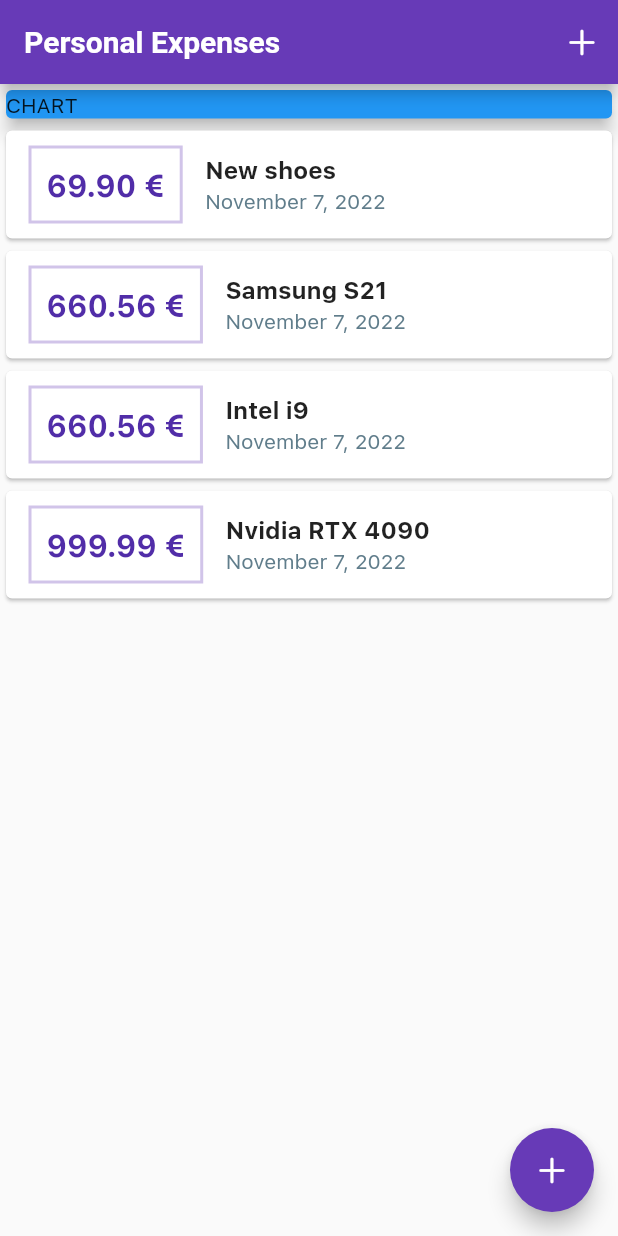
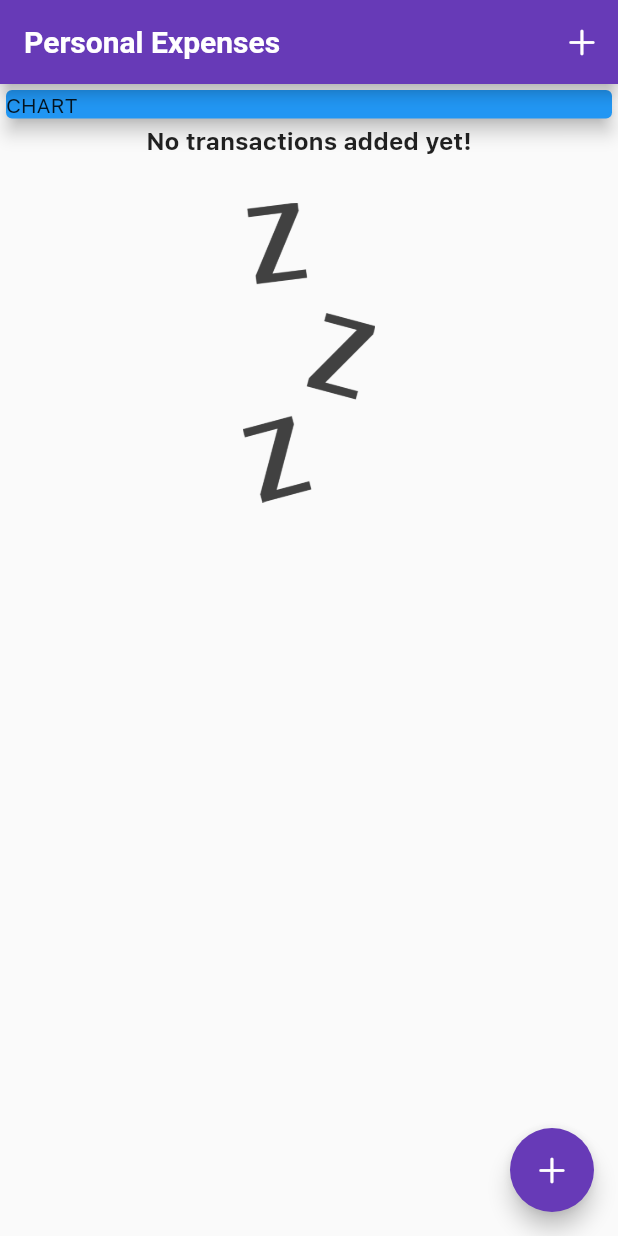
Before and after one commit to r0pe-12/personal_exspenses_app_old, a Flutter app: the screen it shows after launch, on a phone screen of 412 x 824 dp. Run offline on Flutter 3.47's test engine with Material 2 defaults, Android fonts, the phone set to English and light mode, and no system bars.

Commit message:
msg when you have no expenses

```diff
--- a/lib/main.dart
+++ b/lib/main.dart
@@ -39,50 +39,52 @@ class MyHomePage extends StatefulWidget {
 }
 
 class _MyHomePageState extends State<MyHomePage> {
-  final List<Transaction> _userTransactions = [
-    Transaction(
-      id: 't1',
-      title: 'New shoes',
-      amount: 69.90,
-      date: DateTime.now(),
-    ),
-    Transaction(
-      id: 't2',
-      title: 'Samsung S21',
-      amount: 660.56,
-      date: DateTime.now(),
-    ),
-    Transaction(
-      id: 't2',
-      title: 'Intel i9',
-      amount: 660.56,
-      date: DateTime.now(),
-    ),
-    Transaction(
-      id: 't2',
-      title: 'Nvidia RTX 4090',
-      amount: 999.99,
-      date: DateTime.now(),
-    ),
-    Transaction(
-      id: 't2',
-      title: 'Iphone 14 pro',
-      amount: 999.99,
-      date: DateTime.now(),
-    ),
-    Transaction(
-      id: 't2',
-      title: 'Iphone 13',
-      amount: 846.59,
-      date: DateTime.now(),
-    ),
-    Transaction(
-      id: 't2',
-      title: 'Galaxy Buds 2',
-      amount: 176.98,
-      date: DateTime.now(),
-    ),
-  ];
+  // final List<Transaction> _userTransactions = [
+  //   Transaction(
+  //     id: 't1',
+  //     title: 'New shoes',
+  //     amount: 69.90,
+  //     date: DateTime.now(),
+  //   ),
+  //   Transaction(
+  //     id: 't2',
+  //     title: 'Samsung S21',
+  //     amount: 660.56,
+  //     date: DateTime.now(),
+  //   ),
+  //   Transaction(
+  //     id: 't2',
+  //     title: 'Intel i9',
+  //     amount: 660.56,
+  //     date: DateTime.now(),
+  //   ),
+  //   Transaction(
+  //     id: 't2',
+  //     title: 'Nvidia RTX 4090',
+  //     amount: 999.99,
+  //     date: DateTime.now(),
+  //   ),
+  //   Transaction(
+  //     id: 't2',
+  //     title: 'Iphone 14 pro',
+  //     amount: 999.99,
+  //     date: DateTime.now(),
+  //   ),
+  //   Transaction(
+  //     id: 't2',
+  //     title: 'Iphone 13',
+  //     amount: 846.59,
+  //     date: DateTime.now(),
+  //   ),
+  //   Transaction(
+  //     id: 't2',
+  //     title: 'Galaxy Buds 2',
+  //     amount: 176.98,
+  //     date: DateTime.now(),
+  //   ),
+  // ];
+
+  final List<Transaction> _userTransactions = [];
 
   void _addNewTransaction(String title, double amount) {
     final newTx = Transaction(
--- a/lib/widgets/transaction_list.dart
+++ b/lib/widgets/transaction_list.dart
@@ -1,3 +1,5 @@
+// ignore_for_file: prefer_const_constructors, prefer_const_literals_to_create_immutables
+
 import 'package:flutter/material.dart';
 import 'package:intl/intl.dart';
 
@@ -11,7 +13,8 @@ class TransactionList extends StatelessWidget {
   Widget build(BuildContext context) {
     return SizedBox(
       height: 320,
-      child: ListView.builder(
+      child: userTransactions.isNotEmpty
+          ? ListView.builder(
               itemBuilder: (context, index) {
                 return Card(
                   child: Row(
@@ -51,7 +54,8 @@ class TransactionList extends StatelessWidget {
                             style: const TextStyle(
                               color: Colors.blueGrey,
                             ),
-                      DateFormat.yMMMMd().format(userTransactions[index].date),
+                            DateFormat.yMMMMd()
+                                .format(userTransactions[index].date),
                           ),
                         ],
                       ),
@@ -60,6 +64,25 @@ class TransactionList extends StatelessWidget {
                 );
               },
               itemCount: userTransactions.length,
+            )
+          : Column(
+              children: <Widget>[
+                Text(
+                  style: TextStyle(
+                    fontWeight: FontWeight.bold,
+                    fontSize: 16,
+                  ),
+                  'No transactions added yet!',
+                ),
+                SizedBox(height: 30),
+                SizedBox(
+                  height: 200,
+                  child: Image.asset(
+                    'assets/images/waiting.png',
+                    fit: BoxFit.cover,
+                  ),
+                ),
+              ],
             ),
     );
   }
--- a/pubspec.yaml
+++ b/pubspec.yaml
@@ -59,9 +59,8 @@ flutter:
   uses-material-design: true
 
   # To add assets to your application, add an assets section, like this:
-  # assets:
-  #   - images/a_dot_burr.jpeg
-  #   - images/a_dot_ham.jpeg
+  assets:
+    - assets/images/waiting.png
 
   # An image asset can refer to one or more resolution-specific "variants", see
   # https://flutter.dev/assets-and-images/#resolution-aware
```
Also changed, not shown: assets/images/waiting.png (added). Lines whose indentation alone changed are shown as unchanged.
